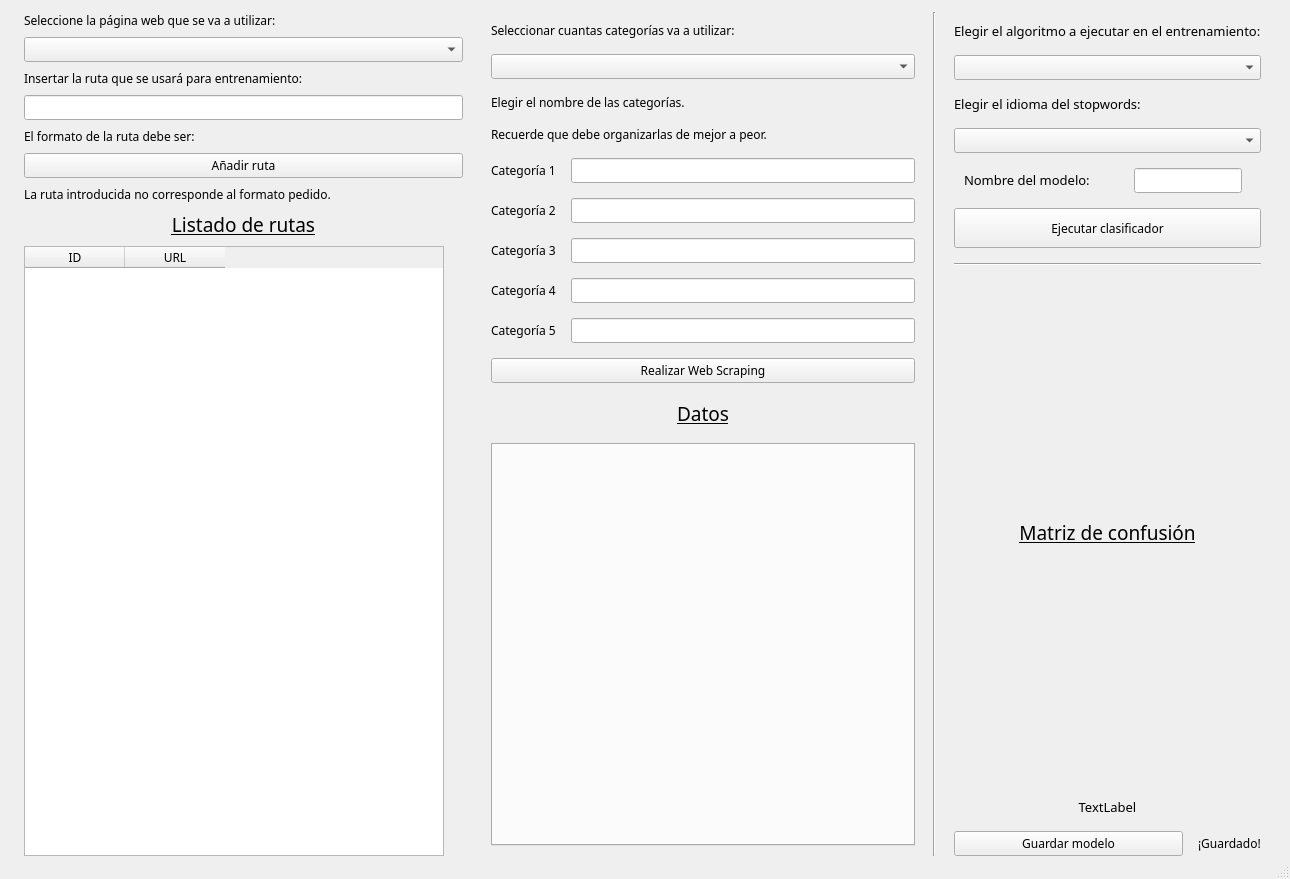
Before: the Qt Designer form Resources/UI/VentanaEntrenamientoWeb.ui in 40CompilerErrors/Proyecto2, drawn with Qt 5.
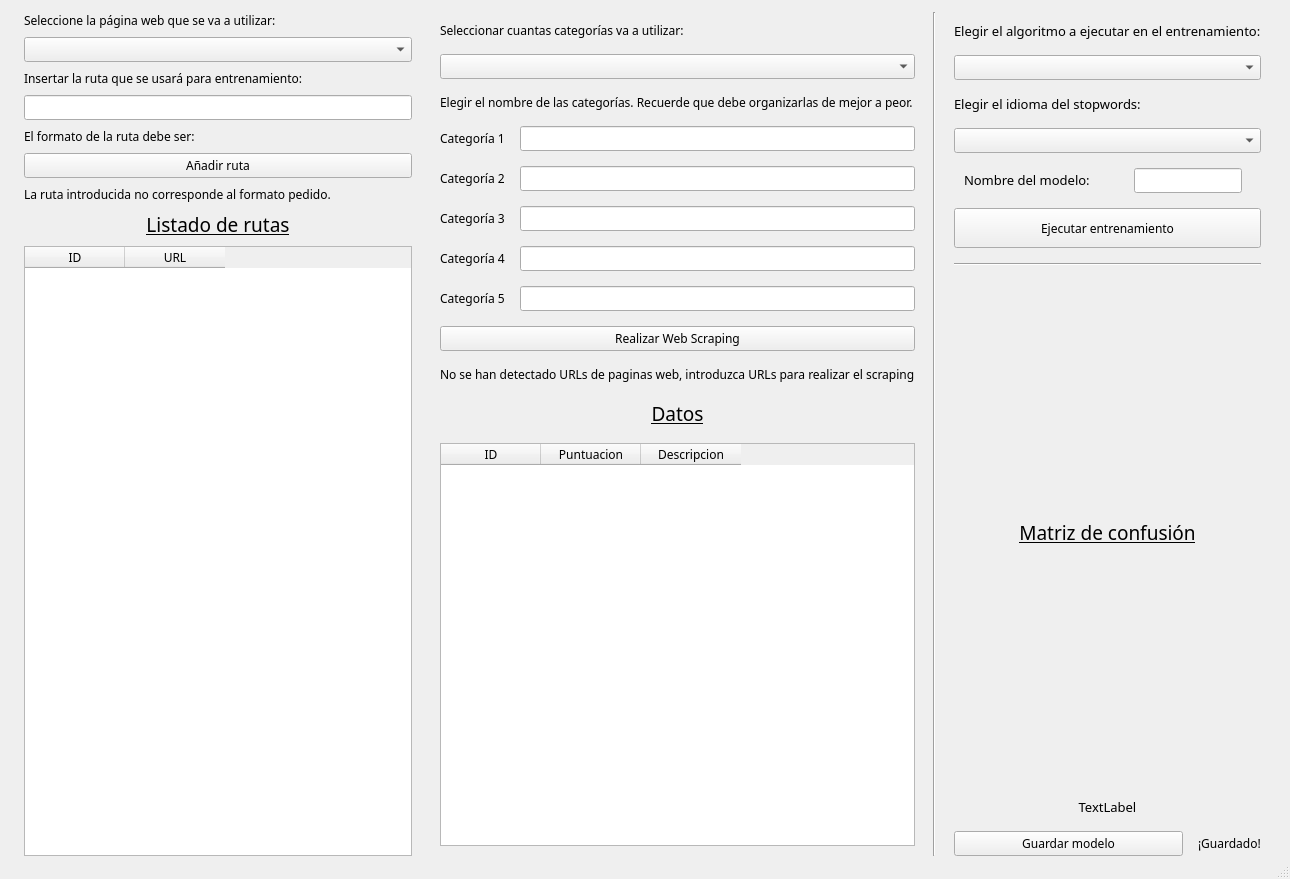
After: the same form once the commit is applied. Icons and pictures are not drawn.

Commit message: Control de errores para el entrenamiento web

```diff
--- a/Resources/UI/VentanaEntrenamientoWeb.ui
+++ b/Resources/UI/VentanaEntrenamientoWeb.ui
@@ -105,6 +105,9 @@
             <height>16777215</height>
            </size>
           </property>
+          <property name="sizeAdjustPolicy">
+           <enum>QAbstractScrollArea::AdjustToContents</enum>
+          </property>
           <column>
            <property name="text">
             <string>ID</string>
@@ -151,20 +154,13 @@
       <item>
        <widget class="QLabel" name="label_4">
         <property name="text">
-         <string>Elegir el nombre de las categorías.</string>
-        </property>
-       </widget>
-      </item>
-      <item>
-       <widget class="QLabel" name="label_9">
-        <property name="text">
-         <string>Recuerde que debe organizarlas de mejor a peor.</string>
+         <string>Elegir el nombre de las categorías. Recuerde que debe organizarlas de mejor a peor.</string>
         </property>
        </widget>
       </item>
       <item>
        <layout class="QHBoxLayout" name="horizontalLayout">
-        <item>
+        <item alignment="Qt::AlignLeft">
          <widget class="QLabel" name="label_6">
           <property name="text">
            <string>Categoría 1</string>
@@ -239,6 +235,13 @@
         </property>
        </widget>
       </item>
+      <item>
+       <widget class="QLabel" name="labelError1">
+        <property name="text">
+         <string>No se han detectado URLs de paginas web, introduzca URLs para realizar el scraping</string>
+        </property>
+       </widget>
+      </item>
       <item>
        <layout class="QVBoxLayout" name="verticalLayout_9">
         <property name="topMargin">
@@ -280,22 +283,25 @@
          </widget>
         </item>
         <item>
-         <widget class="QTabWidget" name="tabWidget_3">
-          <property name="sizePolicy">
-           <sizepolicy hsizetype="Preferred" vsizetype="Expanding">
-            <horstretch>0</horstretch>
-            <verstretch>0</verstretch>
-           </sizepolicy>
+         <widget class="QTableWidget" name="reviewTable">
+          <property name="sizeAdjustPolicy">
+           <enum>QAbstractScrollArea::AdjustIgnored</enum>
           </property>
-          <property name="font">
-           <font>
-            <family>Questrial</family>
-            <pointsize>9</pointsize>
-           </font>
-          </property>
-          <property name="currentIndex">
-           <number>-1</number>
-          </property>
+          <column>
+           <property name="text">
+            <string>ID</string>
+           </property>
+          </column>
+          <column>
+           <property name="text">
+            <string>Puntuacion</string>
+           </property>
+          </column>
+          <column>
+           <property name="text">
+            <string>Descripcion</string>
+           </property>
+          </column>
          </widget>
         </item>
        </layout>
@@ -435,7 +441,7 @@
          </font>
         </property>
         <property name="text">
-         <string>Ejecutar clasificador</string>
+         <string>Ejecutar entrenamiento</string>
         </property>
         <property name="icon">
          <iconset>
```
The commit also changes 5 other files.
